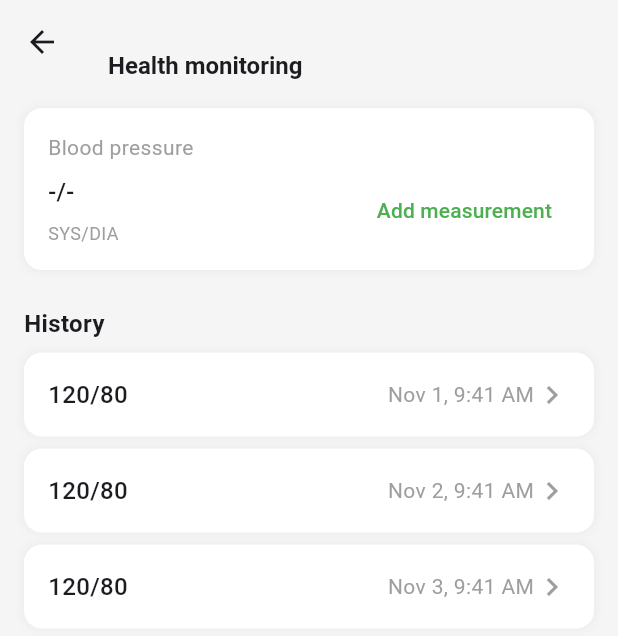
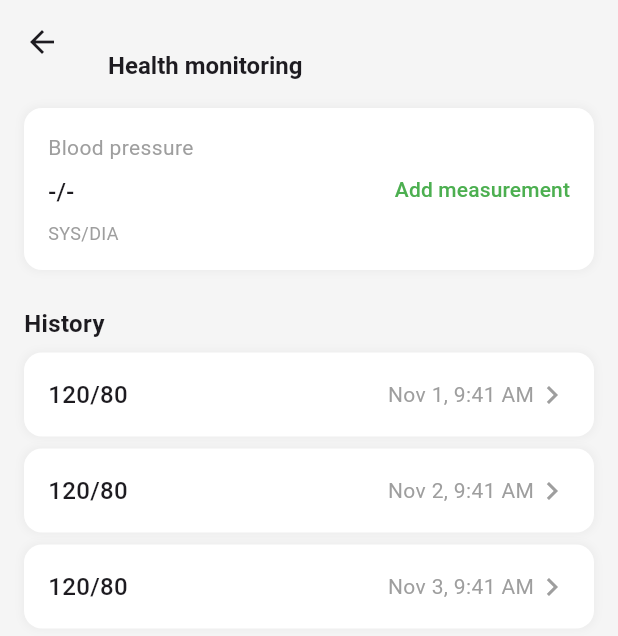
Before and after one commit to athos777x/hyp, a Flutter app: the HealthPage screen opened directly, on a phone screen of 412 x 824 dp. Shown: the top 636 px of the screen. Run offline on Flutter 3.47's test engine with Material 3 defaults, Android fonts, the phone set to English and light mode, and no system bars; our stand-ins replace cloud_firestore, firebase_auth, firebase_core, flutter_local_notifications, flutter_map, google_nav_bar and 3 more; accounts and stored records are empty.

Commit message:
Improve HealthPage layout by adjusting cross-axis alignment and enhancing button styling. Updated the layout for better visual consistency and user interaction, ensuring a more polished UI experience.

```diff
--- a/lib/healthpage.dart
+++ b/lib/healthpage.dart
@@ -53,6 +53,7 @@ class _HealthPageState extends State<HealthPage> {
                   const SizedBox(height: 8),
                   Row(
                     mainAxisAlignment: MainAxisAlignment.spaceBetween,
+                    crossAxisAlignment: CrossAxisAlignment.start,
                     children: [
                       Column(
                         crossAxisAlignment: CrossAxisAlignment.start,
@@ -76,6 +77,11 @@ class _HealthPageState extends State<HealthPage> {
                       ),
                       TextButton(
                         onPressed: () {},
+                        style: TextButton.styleFrom(
+                          padding: EdgeInsets.zero,
+                          minimumSize: Size.zero,
+                          tapTargetSize: MaterialTapTargetSize.shrinkWrap,
+                        ),
                         child: const Text(
                           'Add measurement',
                           style: TextStyle(
```
